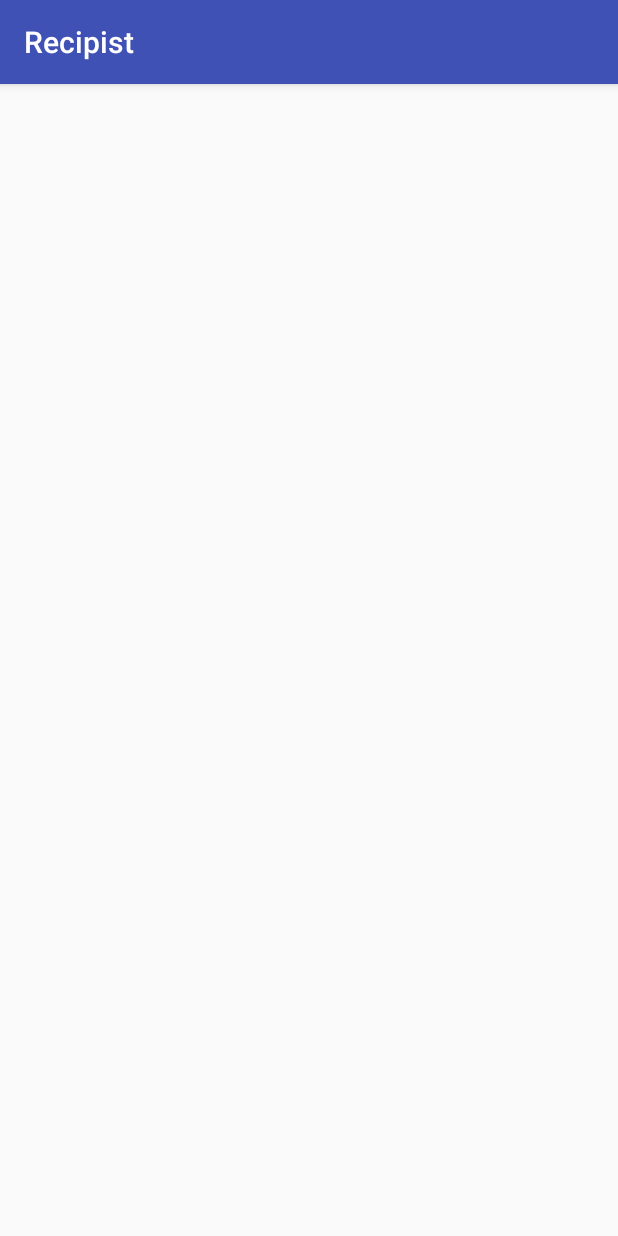
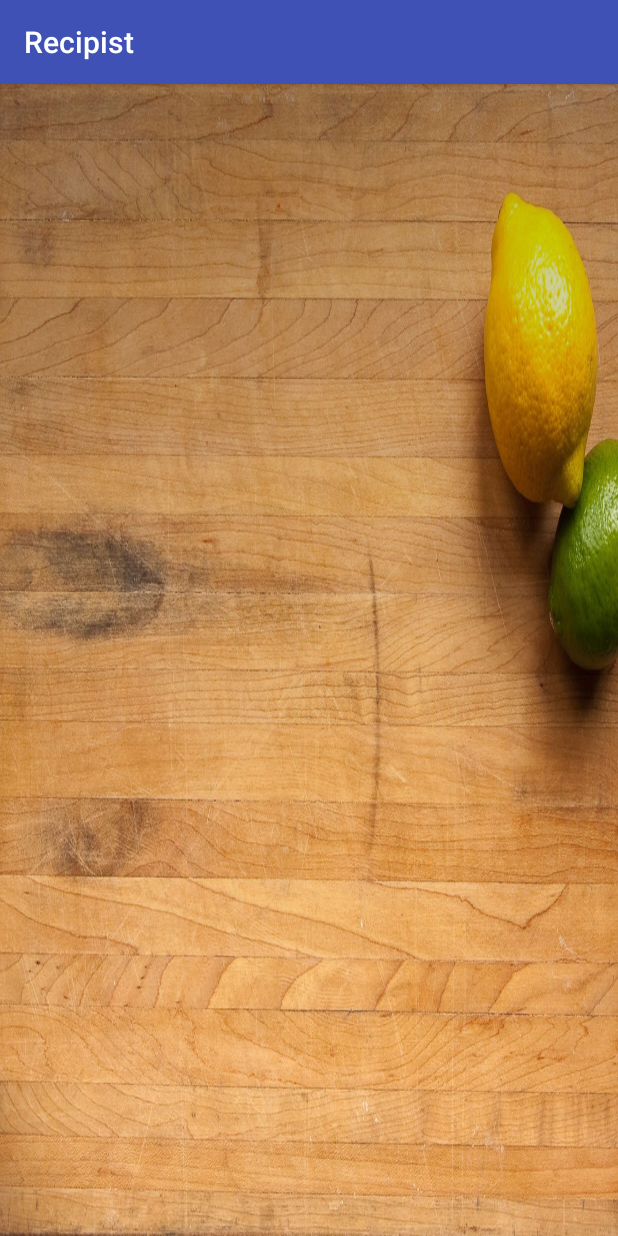
Before and after one commit to sage-t/Recipist, an Android app: the ResultPage screen opened directly, with no data from a screen before it, on a phone screen of 412 x 824 dp. Run offline under Robolectric (Android 15) with nearby library versions, the phone set to English and light mode, and no system bars; 3 statements that could not run were skipped.

Commit message:
Final changes
added backgrounds + cleaned up code (cleared out all the debugging
stuff) + comments on each page coded

```diff
--- a/Recipist Android App/app/src/main/res/layout/activity_main.xml
+++ b/Recipist Android App/app/src/main/res/layout/activity_main.xml
@@ -4,7 +4,8 @@
     xmlns:tools="http://schemas.android.com/tools"
     android:layout_width="match_parent"
     android:layout_height="match_parent"
-    tools:context="qzd919.recipist.MainActivity">
+    tools:context="qzd919.recipist.MainActivity"
+    android:background="@drawable/timg">
 
     <EditText
         android:id="@+id/ingredientText"
--- a/Recipist Android App/app/src/main/res/layout/activity_result_page.xml
+++ b/Recipist Android App/app/src/main/res/layout/activity_result_page.xml
@@ -3,7 +3,8 @@
     android:layout_width="fill_parent"
     android:layout_height="wrap_content"
     android:orientation="horizontal"
-    android:padding="5dip" >
+    android:padding="5dip"
+    android:background="@drawable/lul" >
 
     <LinearLayout android:id="@+id/thumbnail"
         android:layout_width="wrap_content"
@@ -19,7 +20,7 @@
             android:id="@+id/listlol"
             android:layout_gravity="center_horizontal"/>
 
-            />
+        <!-- This image view is useless for now -->
         <ImageView
             android:id="@+id/list_image"
             android:layout_width="50dip"
@@ -27,30 +28,6 @@
 
     </LinearLayout>
 
-    <!-- Title Of Song-->
-    <TextView
-        android:id="@+id/title"
-        android:layout_width="wrap_content"
-        android:layout_height="wrap_content"
-        android:layout_alignTop="@+id/thumbnail"
-        android:layout_toRightOf="@+id/thumbnail"
-        android:text="Rihanna Love the way lie"
-        android:textColor="#040404"
-        android:typeface="sans"
-        android:textSize="15dip"
-        android:textStyle="bold"/>
-
-    <!-- Artist Name -->
-    <TextView
-        android:id="@+id/artist"
-        android:layout_width="fill_parent"
-        android:layout_height="wrap_content"
-        android:layout_below="@id/title"
-        android:textColor="#343434"
-        android:textSize="10dip"
-        android:layout_marginTop="1dip"
-        android:layout_toRightOf="@+id/thumbnail"
-        android:text="Just gona stand there and ..." />
 
 
 
```
Also changed, not shown: Recipist Android App/app/src/main/java/qzd919/recipist/MainActivity.java (+6 -13 lines), Recipist Android App/app/src/main/java/qzd919/recipist/ResultPage.java (+11 -17 lines), Recipist Android App/app/src/main/res/layout/list_view.xml (+29 -14 lines), Recipist Android App/app/src/main/res/drawable/lul.jpg (added), Recipist Android App/app/src/main/res/drawable/res.jpg (added), Recipist Android App/app/src/main/res/drawable/timg.jpg (added).
